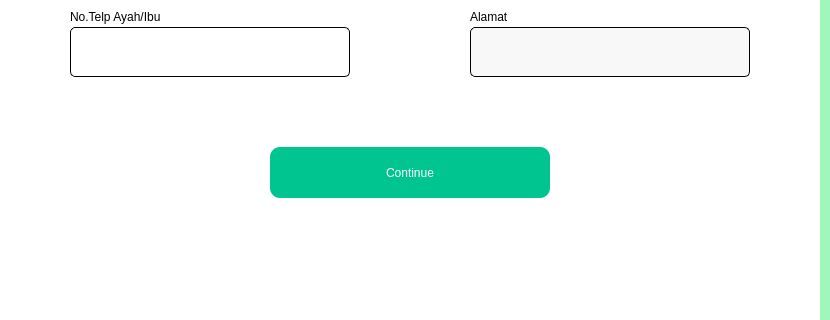
Qt form inputdataortu.ui (Gamdara/ekms) before a commit; both pictures show x 230 to 1060 and y 443 to 763 of the 1200 by 763 pixel window.
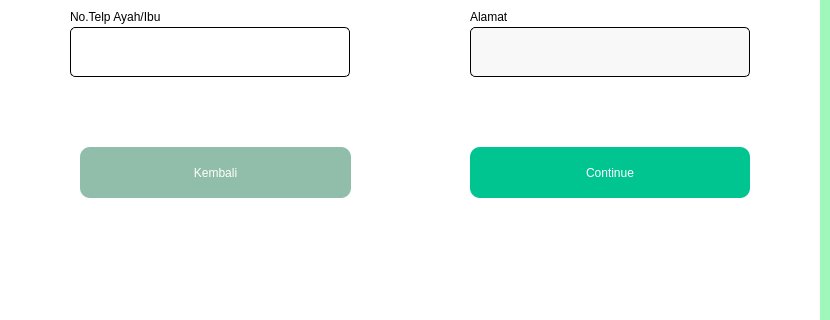
The same form after that commit.

```diff
--- a/inputdataortu.ui
+++ b/inputdataortu.ui
@@ -30,7 +30,7 @@
    <widget class="QPushButton" name="signup">
     <property name="geometry">
      <rect>
-      <x>500</x>
+      <x>700</x>
       <y>620</y>
       <width>280</width>
       <height>51</height>
@@ -363,6 +363,25 @@
      <string/>
     </property>
    </widget>
+   <widget class="QPushButton" name="bkembali">
+    <property name="geometry">
+     <rect>
+      <x>310</x>
+      <y>620</y>
+      <width>271</width>
+      <height>51</height>
+     </rect>
+    </property>
+    <property name="styleSheet">
+     <string notr="true">border-radius:10px;
+background-color: rgb(145, 190, 170);
+color: white;
+font: 14pt &quot;MS Shell Dlg 2&quot;;</string>
+    </property>
+    <property name="text">
+     <string>Kembali</string>
+    </property>
+   </widget>
    <zorder>label_9</zorder>
    <zorder>signup</zorder>
    <zorder>nama_ayah</zorder>
@@ -382,6 +401,7 @@
    <zorder>label_11</zorder>
    <zorder>label</zorder>
    <zorder>error_2</zorder>
+   <zorder>bkembali</zorder>
   </widget>
  </widget>
  <resources>
```
